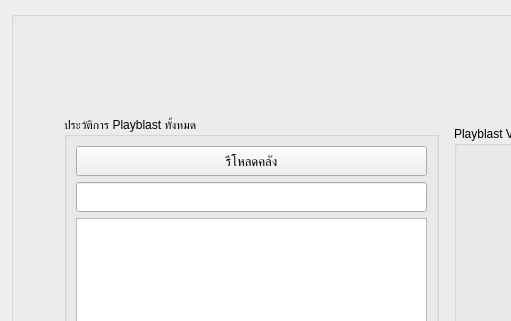
First picture: the form in interface/UkoreShotPage.ui, repository tonmaiart/UkoreShot, before the edit; both pictures show x 0 to 511 and y 0 to 321 of the 1072 by 850 pixel window.
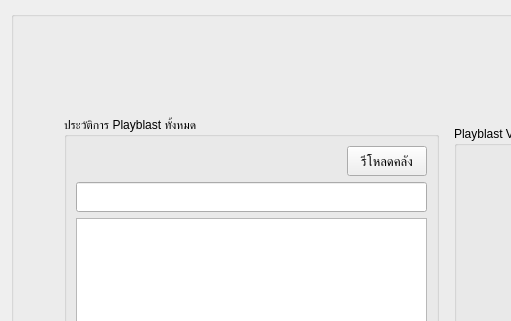
Second picture: the form after the edit.

The edit to the form file:
```diff
--- a/interface/UkoreShotPage.ui
+++ b/interface/UkoreShotPage.ui
@@ -271,6 +271,21 @@
           </widget>
          </item>
          <item row="0" column="0">
+          <layout class="QHBoxLayout" name="horizontalLayout_5">
+           <item>
+            <spacer name="horizontalSpacer_3">
+             <property name="orientation">
+              <enum>Qt::Horizontal</enum>
+             </property>
+             <property name="sizeHint" stdset="0">
+              <size>
+               <width>40</width>
+               <height>20</height>
+              </size>
+             </property>
+            </spacer>
+           </item>
+           <item>
           <widget class="QPushButton" name="pushButton_reload">
            <property name="minimumSize">
             <size>
@@ -287,6 +302,8 @@
             <string>รีโหลดคลัง</string>
            </property>
           </widget>
+           </item>
+          </layout>
          </item>
         </layout>
        </widget>
```
Left out of the diff: 2 changed lines with no effect on the pictures. Lines whose indentation alone changed are shown as unchanged.
